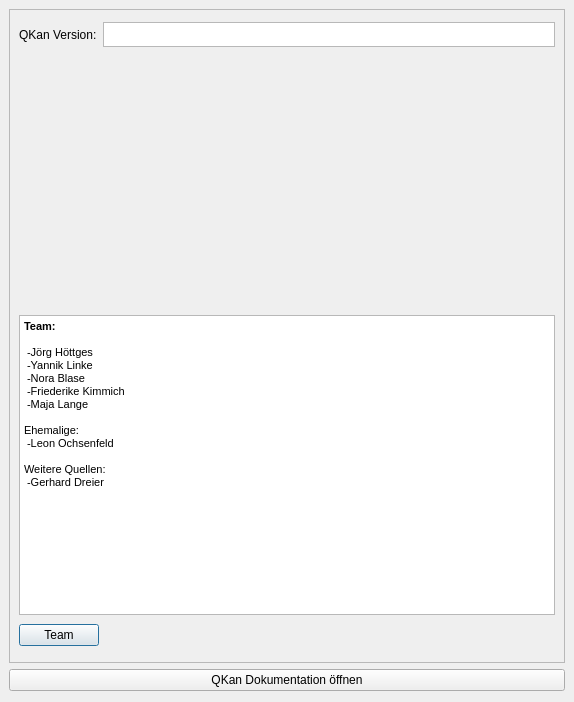
First picture: the form in qkan/tools/res/application_help.ui, repository SonkeHoffmann/QKan-1, before the edit.
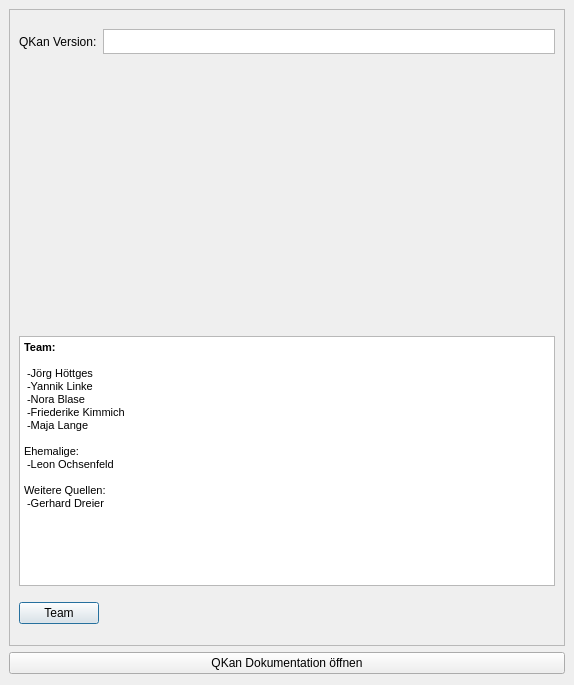
Second picture: the form after the edit. Icons and pictures are not drawn.

The edit to the form file:
```diff
--- a/qkan/tools/res/application_help.ui
+++ b/qkan/tools/res/application_help.ui
@@ -7,7 +7,7 @@
     <x>0</x>
     <y>0</y>
     <width>574</width>
-    <height>702</height>
+    <height>685</height>
    </rect>
   </property>
   <property name="minimumSize">
@@ -16,6 +16,12 @@
     <height>260</height>
    </size>
   </property>
+  <property name="maximumSize">
+   <size>
+    <width>16777215</width>
+    <height>700</height>
+   </size>
+  </property>
   <property name="font">
    <font>
     <family>Tahoma</family>
@@ -44,8 +50,8 @@
        <rect>
         <x>0</x>
         <y>0</y>
-        <width>533</width>
-        <height>650</height>
+        <width>554</width>
+        <height>628</height>
        </rect>
       </property>
       <layout class="QVBoxLayout" name="verticalLayout">
@@ -90,6 +96,12 @@
            <verstretch>0</verstretch>
           </sizepolicy>
          </property>
+         <property name="minimumSize">
+          <size>
+           <width>500</width>
+           <height>250</height>
+          </size>
+         </property>
          <property name="maximumSize">
           <size>
            <width>500</width>
@@ -121,7 +133,7 @@
          <property name="minimumSize">
           <size>
            <width>0</width>
-           <height>300</height>
+           <height>250</height>
           </size>
          </property>
          <property name="html">
```
